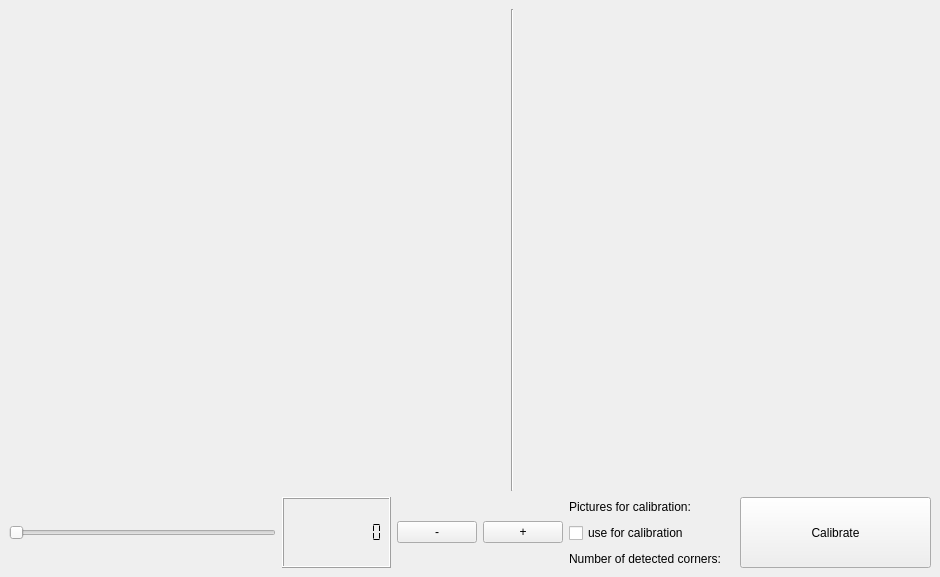
The window that src/pclviewer.ui (Dtananaev/calibration) describes before a commit, drawn with Qt 5.
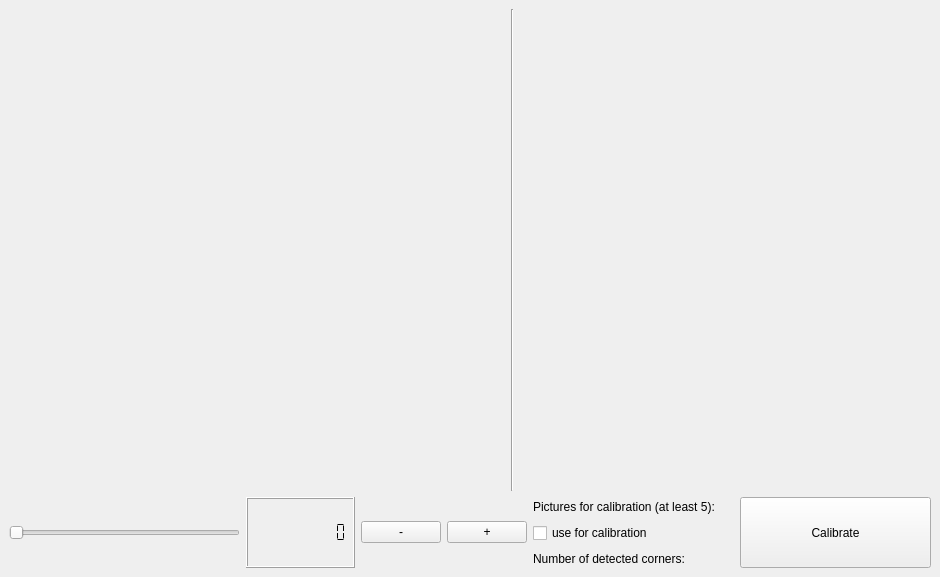
The same window after the commit. Custom widgets are drawn as their Qt base class.

```diff
--- a/src/pclviewer.ui
+++ b/src/pclviewer.ui
@@ -112,7 +112,7 @@
         <item row="0" column="0">
          <widget class="QLabel" name="label">
           <property name="text">
-           <string>Pictures for calibration:</string>
+           <string>Pictures for calibration (at least 5):</string>
           </property>
          </widget>
         </item>
```
